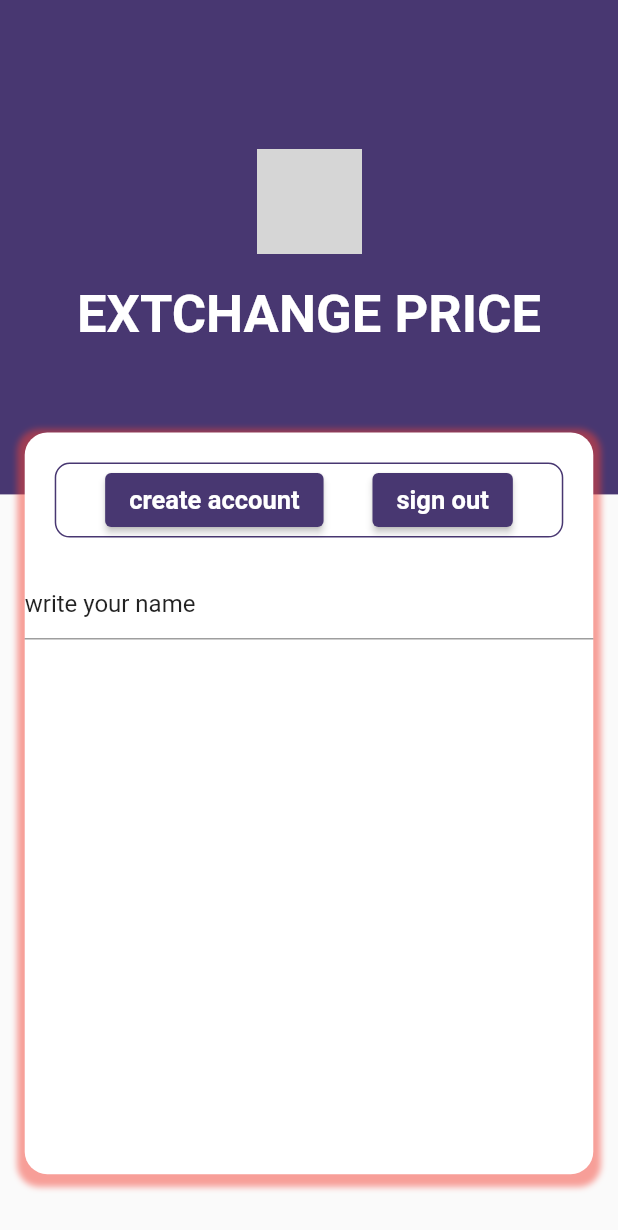
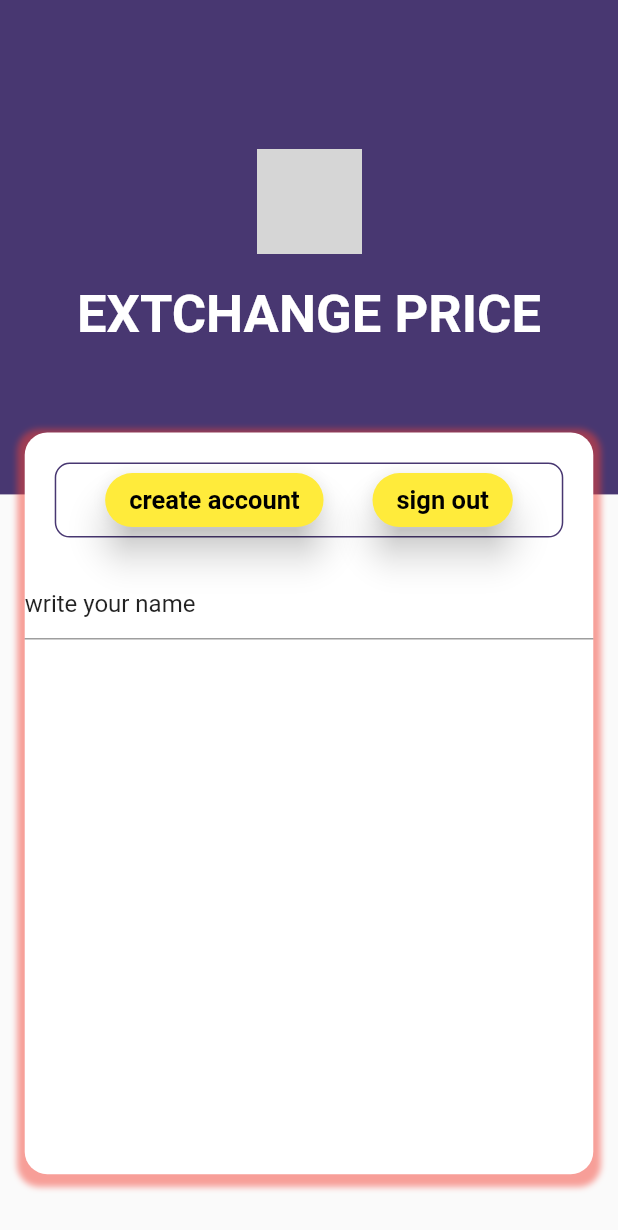
Before and after one commit to AsemSoft/exchange-price, a Flutter app: the screen it shows after launch, on a phone screen of 412 x 824 dp. Shown: the top 1230 px of the screen. Run offline on Flutter 3.47's test engine with Material 2 defaults, Android fonts, the phone set to English and light mode, and no system bars; our stand-ins replace get; grey boxes are pictures that could not be loaded.

Commit message:
rawan update

```diff
--- a/lib/view/login_screen.dart
+++ b/lib/view/login_screen.dart
@@ -78,23 +78,32 @@ class LoginScreen extends StatelessWidget {
                         ElevatedButton(
                           onPressed: () {},
                           style: ElevatedButton.styleFrom(
-                            backgroundColor: AppColores.primaryColor,
+                            backgroundColor: Colors.yellow,
+                            elevation: 10,
+                            shape: StadiumBorder(),
                           ),
                           child: const Text(
                             'create account',
                             style: TextStyle(
-                                fontWeight: FontWeight.bold, fontSize: 17),
+                                fontWeight: FontWeight.bold,
+                                fontSize: 17,
+                                color: Colors.black),
                           ),
                         ),
                         ElevatedButton(
                           onPressed: () {},
-                          style: ButtonStyle(
-                              backgroundColor: MaterialStateProperty.all(
-                                  AppColores.primaryColor)),
+                          style: ElevatedButton.styleFrom(
+                            backgroundColor: Colors.yellow,
+                            elevation: 10,
+                            shape: StadiumBorder(),
+                          ),
                           child: const Text(
                             'sign out',
                             style: TextStyle(
-                                fontWeight: FontWeight.bold, fontSize: 17),
+                              fontWeight: FontWeight.bold,
+                              fontSize: 17,
+                              color: Colors.black,
+                            ),
                           ),
                         ),
                       ],
```
